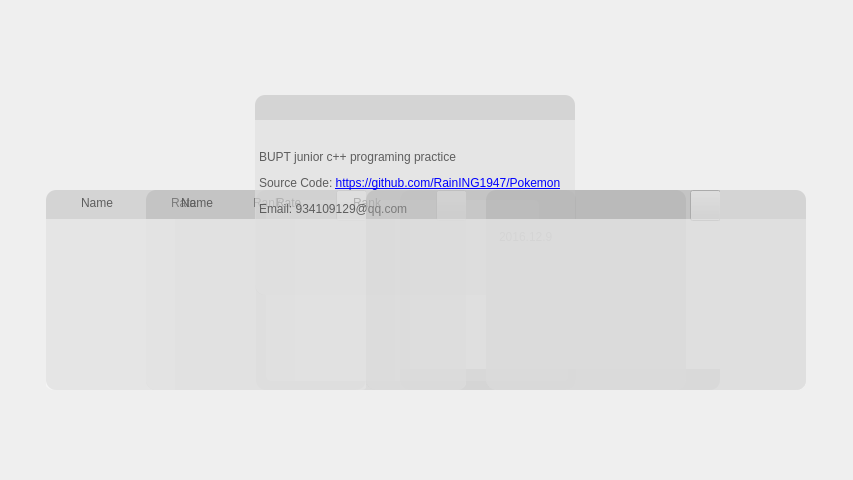
Qt form PokemonClient/mainpage.ui (XiaoyuWang-BUPT/Pokemon) before a commit.
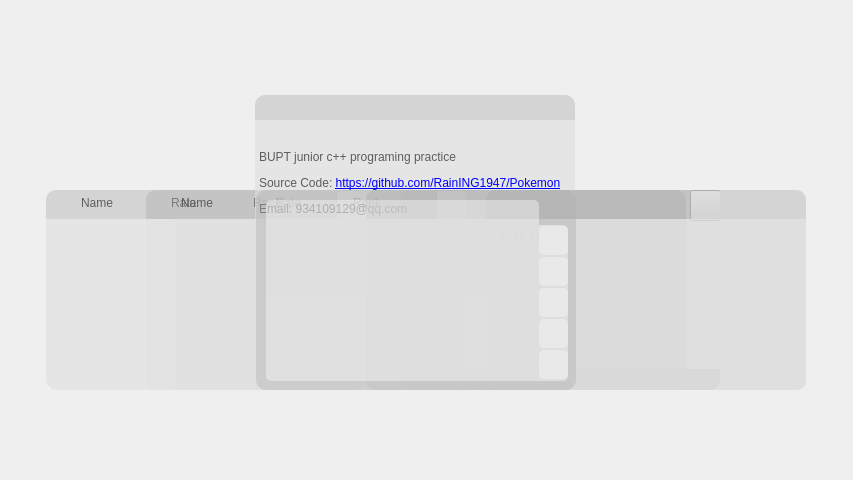
The same form after that commit. Icons and pictures are not drawn.

```diff
--- a/PokemonClient/mainpage.ui
+++ b/PokemonClient/mainpage.ui
@@ -27,11 +27,9 @@
   </property>
   <property name="styleSheet">
    <string notr="true">QToolTip {
-	opacity : 200;	
-	font: 75 16pt &quot;Consolas&quot;;	
-		
-	selection-background-color: rgb(255, 36, 8);
-	color: rgba(52, 52, 52, 200);
+	opacity: 100;
+	font: 75 16pt &quot;Consolas&quot;;			
+	background-color: rgb(0, 0, 0);
 }</string>
   </property>
   <widget class="QPushButton" name="pokeballButton">
@@ -443,7 +441,7 @@
      <bool>true</bool>
     </property>
    </widget>
-   <widget class="QLabel" name="decorationLabel">
+   <widget class="QWidget" name="decorationWidget" native="true">
     <property name="geometry">
      <rect>
       <x>283</x>
@@ -457,9 +455,91 @@
 border-top-right-radius: 5px;
 background-color: rgba(255, 255, 255, 100);</string>
     </property>
-    <property name="text">
-     <string/>
-    </property>
+    <widget class="QLabel" name="trainerLevelLabel">
+     <property name="geometry">
+      <rect>
+       <x>0</x>
+       <y>1</y>
+       <width>29</width>
+       <height>29</height>
+      </rect>
+     </property>
+     <property name="styleSheet">
+      <string notr="true">border-radius: 5px;
+background-color: rgba(255, 255, 255, 85);</string>
+     </property>
+     <property name="text">
+      <string/>
+     </property>
+    </widget>
+    <widget class="QLabel" name="rankLevelLabel">
+     <property name="geometry">
+      <rect>
+       <x>0</x>
+       <y>32</y>
+       <width>29</width>
+       <height>29</height>
+      </rect>
+     </property>
+     <property name="styleSheet">
+      <string notr="true">border-radius: 5px;
+background-color: rgba(255, 255, 255, 85);</string>
+     </property>
+     <property name="text">
+      <string/>
+     </property>
+    </widget>
+    <widget class="QLabel" name="rateLevelLabel">
+     <property name="geometry">
+      <rect>
+       <x>0</x>
+       <y>63</y>
+       <width>29</width>
+       <height>29</height>
+      </rect>
+     </property>
+     <property name="styleSheet">
+      <string notr="true">border-radius: 5px;
+background-color: rgba(255, 255, 255, 85);</string>
+     </property>
+     <property name="text">
+      <string/>
+     </property>
+    </widget>
+    <widget class="QLabel" name="otherLabel">
+     <property name="geometry">
+      <rect>
+       <x>0</x>
+       <y>94</y>
+       <width>29</width>
+       <height>29</height>
+      </rect>
+     </property>
+     <property name="styleSheet">
+      <string notr="true">border-radius: 5px;
+background-color: rgba(255, 255, 255, 85);</string>
+     </property>
+     <property name="text">
+      <string/>
+     </property>
+    </widget>
+    <widget class="QLabel" name="anotherLabel">
+     <property name="geometry">
+      <rect>
+       <x>0</x>
+       <y>125</y>
+       <width>29</width>
+       <height>29</height>
+      </rect>
+     </property>
+     <property name="styleSheet">
+      <string notr="true">border-radius: 5px;
+background-color: rgba(255, 255, 255, 85);</string>
+     </property>
+     <property name="text">
+      <string/>
+     </property>
+    </widget>
    </widget>
   </widget>
   <widget class="QWidget" name="rankWidget" native="true">
@@ -855,6 +935,43 @@
     <string notr="true">#myPokemonContainer {
 	border-radius: 10px;
 	background-color: rgba(170, 170, 170, 100);
+}
+QScrollBar:vertical
+{
+    width:8px;
+    background:rgba(0,0,0,0%);
+    margin:0px,0px,0px,0px;
+    padding-top:9px;  
+    padding-bottom:9px;
+}
+QScrollBar::handle:vertical
+{
+    width:8px;
+    background:rgba(0,0,0,25%);
+    border-radius:4px;  
+    min-height:20;
+}
+QScrollBar::handle:vertical:hover
+{
+    width:8px;
+    background:rgba(0,0,0,50%);   
+    border-radius:4px;
+    min-height:20;
+}
+
+QScrollBar::add-page:vertical,QScrollBar::sub-page:vertical  
+{
+    background:rgba(0,0,0,10%);
+    border-radius:4px;
+}
+QScrollBar::add-line:vertical {
+      border: 10px;
+      background: none;
+}
+
+QScrollBar::sub-line:vertiacal {
+      border: none;
+      background: none;
 }</string>
    </property>
    <widget class="QPushButton" name="myPokemonCloseButton">
@@ -894,7 +1011,43 @@
 	border-bottom-left-radius : 10px;
 	border-bottom-right-radius : 10px;
 }
-</string>
+QScrollBar:vertical
+{
+    width:8px;
+    background:rgba(0,0,0,0%);
+    margin:0px,0px,0px,0px;
+    padding-top:9px;  
+    padding-bottom:9px;
+}
+QScrollBar::handle:vertical
+{
+    width:8px;
+    background:rgba(0,0,0,25%);
+    border-radius:4px;  
+    min-height:20;
+}
+QScrollBar::handle:vertical:hover
+{
+    width:8px;
+    background:rgba(0,0,0,50%);   
+    border-radius:4px;
+    min-height:20;
+}
+
+QScrollBar::add-page:vertical,QScrollBar::sub-page:vertical  
+{
+    background:rgba(0,0,0,10%);
+    border-radius:4px;
+}
+QScrollBar::add-line:vertical {
+      border: 10px;
+      background: none;
+}
+
+QScrollBar::sub-line:vertiacal {
+      border: none;
+      background: none;
+}</string>
     </property>
     <property name="widgetResizable">
      <bool>true</bool>
@@ -908,8 +1061,45 @@
        <height>171</height>
       </rect>
      </property>
-     <zorder>myPokemonContainer_2</zorder>
-     <zorder>myPokemonContainer_2</zorder>
+     <property name="styleSheet">
+      <string notr="true">QScrollBar:vertical
+{
+    width:8px;
+    background:rgba(0,0,0,0%);
+    margin:0px,0px,0px,0px;
+    padding-top:9px;  
+    padding-bottom:9px;
+}
+QScrollBar::handle:vertical
+{
+    width:8px;
+    background:rgba(0,0,0,25%);
+    border-radius:4px;  
+    min-height:20;
+}
+QScrollBar::handle:vertical:hover
+{
+    width:8px;
+    background:rgba(0,0,0,50%);   
+    border-radius:4px;
+    min-height:20;
+}
+
+QScrollBar::add-page:vertical,QScrollBar::sub-page:vertical  
+{
+    background:rgba(0,0,0,10%);
+    border-radius:4px;
+}
+QScrollBar::add-line:vertical {
+      border: 10px;
+      background: none;
+}
+
+QScrollBar::sub-line:vertiacal {
+      border: none;
+      background: none;
+}</string>
+     </property>
     </widget>
    </widget>
   </widget>
@@ -926,6 +1116,43 @@
     <string notr="true">#myStorageContainer {
 	border-radius: 10px;
 	background-color: rgba(170, 170, 170, 100);
+}
+QScrollBar:vertical
+{
+    width:8px;
+    background:rgba(0,0,0,0%);
+    margin:0px,0px,0px,0px;
+    padding-top:9px;  
+    padding-bottom:9px;
+}
+QScrollBar::handle:vertical
+{
+    width:8px;
+    background:rgba(0,0,0,12%);
+    border-radius:4px;  
+    min-height:20;
+}
+QScrollBar::handle:vertical:hover
+{
+    width:8px;
+    background:rgba(0,0,0,25%);   
+    border-radius:4px;
+    min-height:20;
+}
+
+QScrollBar::add-page:vertical,QScrollBar::sub-page:vertical  
+{
+    background:rgba(0,0,0,10%);
+    border-radius:4px;
+}
+QScrollBar::add-line:vertical {
+      border: 10px;
+      background: none;
+}
+
+QScrollBar::sub-line:vertiacal {
+      border: none;
+      background: none;
 }</string>
    </property>
    <widget class="QPushButton" name="myStorageCloseButton">
@@ -966,8 +1193,49 @@
 	border-bottom-left-radius : 10px;
 	border-bottom-right-radius : 10px;
 }
+
+QScrollBar:vertical
+{
+    width:8px;
+    background:rgba(0,0,0,0%);
+    margin:0px,0px,0px,0px;
+    padding-top:9px;  
+    padding-bottom:9px;
+}
+QScrollBar::handle:vertical
+{
+    width:8px;
+    background:rgba(0,0,0,12%);
+    border-radius:4px;  
+    min-height:20;
+}
+QScrollBar::handle:vertical:hover
+{
+    width:8px;
+    background:rgba(0,0,0,25%);   
+    border-radius:4px;
+    min-height:20;
+}
+
+QScrollBar::add-page:vertical,QScrollBar::sub-page:vertical  
+{
+    background:rgba(0,0,0,10%);
+    border-radius:4px;
+}
+QScrollBar::add-line:vertical {
+      border: 10px;
+      background: none;
+}
+
+QScrollBar::sub-line:vertiacal {
+      border: none;
+      background: none;
+}
 </string>
     </property>
+    <property name="verticalScrollBarPolicy">
+     <enum>Qt::ScrollBarAsNeeded</enum>
+    </property>
     <property name="widgetResizable">
      <bool>true</bool>
     </property>
@@ -980,6 +1248,45 @@
        <height>171</height>
       </rect>
      </property>
+     <property name="styleSheet">
+      <string notr="true">QScrollBar:vertical
+{
+    width:8px;
+    background:rgba(0,0,0,0%);
+    margin:0px,0px,0px,0px;
+    padding-top:9px;  
+    padding-bottom:9px;
+}
+QScrollBar::handle:vertical
+{
+    width:8px;
+    background:rgba(0,0,0,12%);
+    border-radius:4px;  
+    min-height:20;
+}
+QScrollBar::handle:vertical:hover
+{
+    width:8px;
+    background:rgba(0,0,0,25%);   
+    border-radius:4px;
+    min-height:20;
+}
+
+QScrollBar::add-page:vertical,QScrollBar::sub-page:vertical  
+{
+    background:rgba(0,0,0,10%);
+    border-radius:4px;
+}
+QScrollBar::add-line:vertical {
+      border: 10px;
+      background: none;
+}
+
+QScrollBar::sub-line:vertiacal {
+      border: none;
+      background: none;
+}</string>
+     </property>
     </widget>
    </widget>
   </widget>
@@ -991,13 +1298,13 @@
   <zorder>huntPicContainer</zorder>
   <zorder>battlePicContainer</zorder>
   <zorder>pokeballButton</zorder>
-  <zorder>myinfoWidget</zorder>
   <zorder>rankWidget</zorder>
   <zorder>pokeTableContainer</zorder>
   <zorder>listWidgetContainer</zorder>
   <zorder>readmeWidget</zorder>
   <zorder>myPokemonContainer</zorder>
   <zorder>myStorageContainer</zorder>
+  <zorder>myinfoWidget</zorder>
  </widget>
  <resources/>
  <connections/>
```
